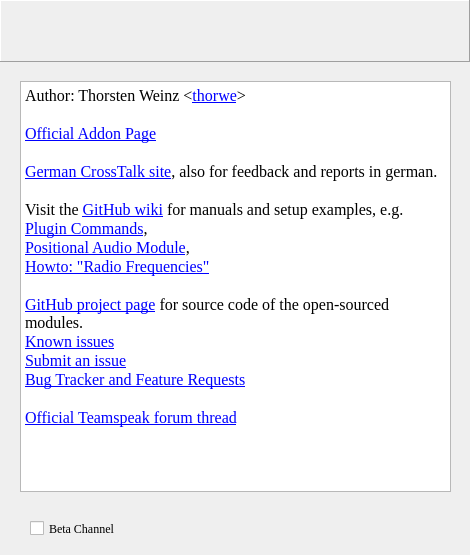
thorwe/CrossTalk, file src/config.ui: the form before one commit.
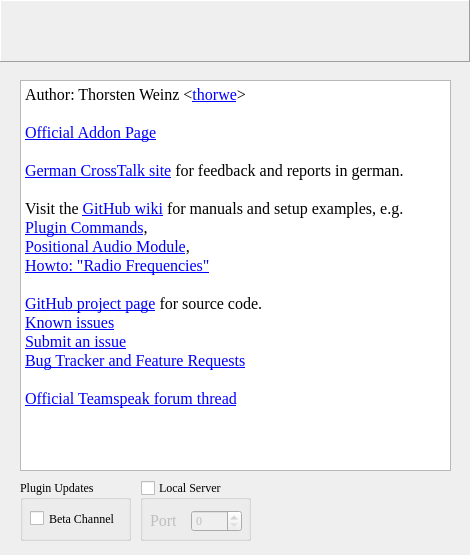
The form after the commit. Icons and pictures are not drawn. Custom widgets are drawn as their Qt base class.

Commit message: local server for now

```diff
--- a/src/config.ui
+++ b/src/config.ui
@@ -33,10 +33,10 @@
   <widget class="Banner" name="banner_jianji">
    <property name="geometry">
     <rect>
-     <x>350</x>
-     <y>500</y>
-     <width>89</width>
-     <height>37</height>
+     <x>270</x>
+     <y>470</y>
+     <width>200</width>
+     <height>80</height>
     </rect>
    </property>
    <property name="sizePolicy">
@@ -78,9 +78,9 @@
    <property name="geometry">
     <rect>
      <x>20</x>
-     <y>81</y>
+     <y>80</y>
      <width>431</width>
-     <height>411</height>
+     <height>391</height>
     </rect>
    </property>
    <property name="html">
@@ -92,14 +92,14 @@
 &lt;p style=&quot;-qt-paragraph-type:empty; margin-top:0px; margin-bottom:0px; margin-left:0px; margin-right:0px; -qt-block-indent:0; text-indent:0px; font-size:12pt;&quot;&gt;&lt;br /&gt;&lt;/p&gt;
 &lt;p style=&quot; margin-top:0px; margin-bottom:0px; margin-left:0px; margin-right:0px; -qt-block-indent:0; text-indent:0px;&quot;&gt;&lt;a href=&quot;http://addons.teamspeak.com/directory/plugins/miscellaneous/CrossTalk.html&quot;&gt;&lt;span style=&quot; font-size:12pt; text-decoration: underline; color:#0000ff;&quot;&gt;Official Addon Page&lt;/span&gt;&lt;/a&gt;&lt;/p&gt;
 &lt;p style=&quot;-qt-paragraph-type:empty; margin-top:0px; margin-bottom:0px; margin-left:0px; margin-right:0px; -qt-block-indent:0; text-indent:0px; font-size:12pt; text-decoration: underline; color:#0000ff;&quot;&gt;&lt;br /&gt;&lt;/p&gt;
-&lt;p style=&quot; margin-top:0px; margin-bottom:0px; margin-left:0px; margin-right:0px; -qt-block-indent:0; text-indent:0px;&quot;&gt;&lt;a href=&quot;http://jianji.de/crosstalk/&quot;&gt;&lt;span style=&quot; font-size:12pt; text-decoration: underline; color:#0000ff;&quot;&gt;German CrossTalk site&lt;/span&gt;&lt;/a&gt;&lt;span style=&quot; font-size:12pt;&quot;&gt;, also for feedback and reports in german.&lt;/span&gt;&lt;/p&gt;
+&lt;p style=&quot; margin-top:0px; margin-bottom:0px; margin-left:0px; margin-right:0px; -qt-block-indent:0; text-indent:0px;&quot;&gt;&lt;a href=&quot;http://jianji.de/crosstalk/&quot;&gt;&lt;span style=&quot; font-size:12pt; text-decoration: underline; color:#0000ff;&quot;&gt;German CrossTalk site&lt;/span&gt;&lt;/a&gt;&lt;span style=&quot; font-size:12pt;&quot;&gt; for feedback and reports in german.&lt;/span&gt;&lt;/p&gt;
 &lt;p style=&quot;-qt-paragraph-type:empty; margin-top:0px; margin-bottom:0px; margin-left:0px; margin-right:0px; -qt-block-indent:0; text-indent:0px; font-size:12pt;&quot;&gt;&lt;br /&gt;&lt;/p&gt;
 &lt;p style=&quot; margin-top:0px; margin-bottom:0px; margin-left:0px; margin-right:0px; -qt-block-indent:0; text-indent:0px;&quot;&gt;&lt;span style=&quot; font-size:12pt;&quot;&gt;Visit the &lt;/span&gt;&lt;a href=&quot;https://github.com/thorwe/CrossTalk/wiki&quot;&gt;&lt;span style=&quot; font-size:12pt; text-decoration: underline; color:#0000ff;&quot;&gt;GitHub wiki&lt;/span&gt;&lt;/a&gt;&lt;span style=&quot; font-size:12pt;&quot;&gt; for manuals and setup examples, e.g.&lt;/span&gt;&lt;/p&gt;
 &lt;p style=&quot; margin-top:0px; margin-bottom:0px; margin-left:0px; margin-right:0px; -qt-block-indent:0; text-indent:0px;&quot;&gt;&lt;a href=&quot;https://github.com/thorwe/CrossTalk/wiki/Plugin-Commands&quot;&gt;&lt;span style=&quot; font-size:12pt; text-decoration: underline; color:#0000ff;&quot;&gt;Plugin Commands&lt;/span&gt;&lt;/a&gt;&lt;span style=&quot; font-size:12pt;&quot;&gt;,&lt;/span&gt;&lt;/p&gt;
 &lt;p style=&quot; margin-top:0px; margin-bottom:0px; margin-left:0px; margin-right:0px; -qt-block-indent:0; text-indent:0px;&quot;&gt;&lt;a href=&quot;https://github.com/thorwe/CrossTalk/wiki/Positional-Audio&quot;&gt;&lt;span style=&quot; font-size:12pt; text-decoration: underline; color:#0000ff;&quot;&gt;Positional Audio Module&lt;/span&gt;&lt;/a&gt;&lt;span style=&quot; font-size:12pt;&quot;&gt;,&lt;/span&gt;&lt;/p&gt;
 &lt;p style=&quot; margin-top:0px; margin-bottom:0px; margin-left:0px; margin-right:0px; -qt-block-indent:0; text-indent:0px;&quot;&gt;&lt;a href=&quot;https://github.com/thorwe/CrossTalk/wiki/Howto:-%22Radio-Frequencies%22-with-CrossTalk&quot;&gt;&lt;span style=&quot; font-size:12pt; text-decoration: underline; color:#0000ff;&quot;&gt;Howto: &amp;quot;Radio Frequencies&amp;quot;&lt;/span&gt;&lt;/a&gt;&lt;/p&gt;
 &lt;p style=&quot;-qt-paragraph-type:empty; margin-top:0px; margin-bottom:0px; margin-left:0px; margin-right:0px; -qt-block-indent:0; text-indent:0px; font-size:12pt;&quot;&gt;&lt;br /&gt;&lt;/p&gt;
-&lt;p style=&quot; margin-top:0px; margin-bottom:0px; margin-left:0px; margin-right:0px; -qt-block-indent:0; text-indent:0px;&quot;&gt;&lt;a href=&quot;http://github.com/thorwe/CrossTalk&quot;&gt;&lt;span style=&quot; font-size:12pt; text-decoration: underline; color:#0000ff;&quot;&gt;GitHub project page&lt;/span&gt;&lt;/a&gt;&lt;span style=&quot; font-size:12pt;&quot;&gt; for source code of the open-sourced modules.&lt;/span&gt;&lt;/p&gt;
+&lt;p style=&quot; margin-top:0px; margin-bottom:0px; margin-left:0px; margin-right:0px; -qt-block-indent:0; text-indent:0px;&quot;&gt;&lt;a href=&quot;http://github.com/thorwe/CrossTalk&quot;&gt;&lt;span style=&quot; font-size:12pt; text-decoration: underline; color:#0000ff;&quot;&gt;GitHub project page&lt;/span&gt;&lt;/a&gt;&lt;span style=&quot; font-size:12pt;&quot;&gt; for source code.&lt;/span&gt;&lt;/p&gt;
 &lt;p style=&quot; margin-top:0px; margin-bottom:0px; margin-left:0px; margin-right:0px; -qt-block-indent:0; text-indent:0px;&quot;&gt;&lt;a href=&quot;https://github.com/thorwe/CrossTalk/wiki/Troubleshoot&quot;&gt;&lt;span style=&quot; font-size:12pt; text-decoration: underline; color:#0000ff;&quot;&gt;Known issues&lt;/span&gt;&lt;/a&gt;&lt;/p&gt;
 &lt;p style=&quot; margin-top:0px; margin-bottom:0px; margin-left:0px; margin-right:0px; -qt-block-indent:0; text-indent:0px;&quot;&gt;&lt;a href=&quot;https://github.com/thorwe/CrossTalk/issues/new&quot;&gt;&lt;span style=&quot; font-size:12pt; text-decoration: underline; color:#0000ff;&quot;&gt;Submit an issue&lt;/span&gt;&lt;/a&gt;&lt;/p&gt;
 &lt;p style=&quot; margin-top:0px; margin-bottom:0px; margin-left:0px; margin-right:0px; -qt-block-indent:0; text-indent:0px;&quot;&gt;&lt;a href=&quot;https://github.com/thorwe/CrossTalk/issues?state=open&quot;&gt;&lt;span style=&quot; font-size:12pt; text-decoration: underline; color:#0000ff;&quot;&gt;Bug Tracker and Feature Requests&lt;/span&gt;&lt;/a&gt;&lt;/p&gt;
@@ -111,18 +111,84 @@
     <bool>true</bool>
    </property>
   </widget>
-  <widget class="QCheckBox" name="betaChannelcheckBox">
+  <widget class="QGroupBox" name="groupBox_Server">
    <property name="geometry">
     <rect>
-     <x>30</x>
-     <y>520</y>
-     <width>101</width>
-     <height>17</height>
+     <x>140</x>
+     <y>480</y>
+     <width>111</width>
+     <height>61</height>
     </rect>
    </property>
-   <property name="text">
-    <string>Beta Channel</string>
+   <property name="title">
+    <string>Local Server</string>
    </property>
+   <property name="checkable">
+    <bool>true</bool>
+   </property>
+   <property name="checked">
+    <bool>false</bool>
+   </property>
+   <widget class="QSpinBox" name="spinBox_Server">
+    <property name="geometry">
+     <rect>
+      <x>51</x>
+      <y>30</y>
+      <width>51</width>
+      <height>22</height>
+     </rect>
+    </property>
+    <property name="maximum">
+     <number>65535</number>
+    </property>
+    <property name="value">
+     <number>0</number>
+    </property>
+   </widget>
+   <widget class="QLabel" name="label_Server">
+    <property name="geometry">
+     <rect>
+      <x>10</x>
+      <y>30</y>
+      <width>41</width>
+      <height>20</height>
+     </rect>
+    </property>
+    <property name="font">
+     <font>
+      <pointsize>12</pointsize>
+     </font>
+    </property>
+    <property name="text">
+     <string>Port</string>
+    </property>
+   </widget>
+  </widget>
+  <widget class="QGroupBox" name="groupBox">
+   <property name="geometry">
+    <rect>
+     <x>20</x>
+     <y>480</y>
+     <width>111</width>
+     <height>61</height>
+    </rect>
+   </property>
+   <property name="title">
+    <string>Plugin Updates</string>
+   </property>
+   <widget class="QCheckBox" name="betaChannelcheckBox">
+    <property name="geometry">
+     <rect>
+      <x>10</x>
+      <y>30</y>
+      <width>101</width>
+      <height>17</height>
+     </rect>
+    </property>
+    <property name="text">
+     <string>Beta Channel</string>
+    </property>
+   </widget>
   </widget>
   <zorder>textBrowser</zorder>
   <zorder>banner_jianji</zorder>
```
Left out of the diff: 6 changed lines with no effect on the pictures. The commit also changes 13 other files.
